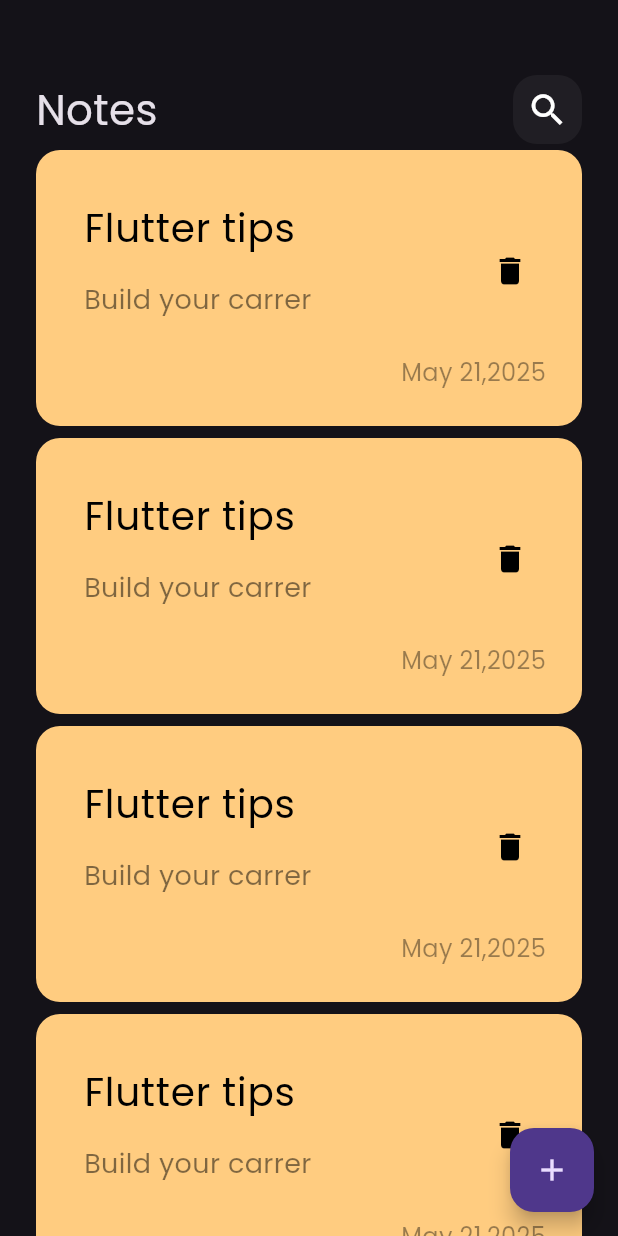
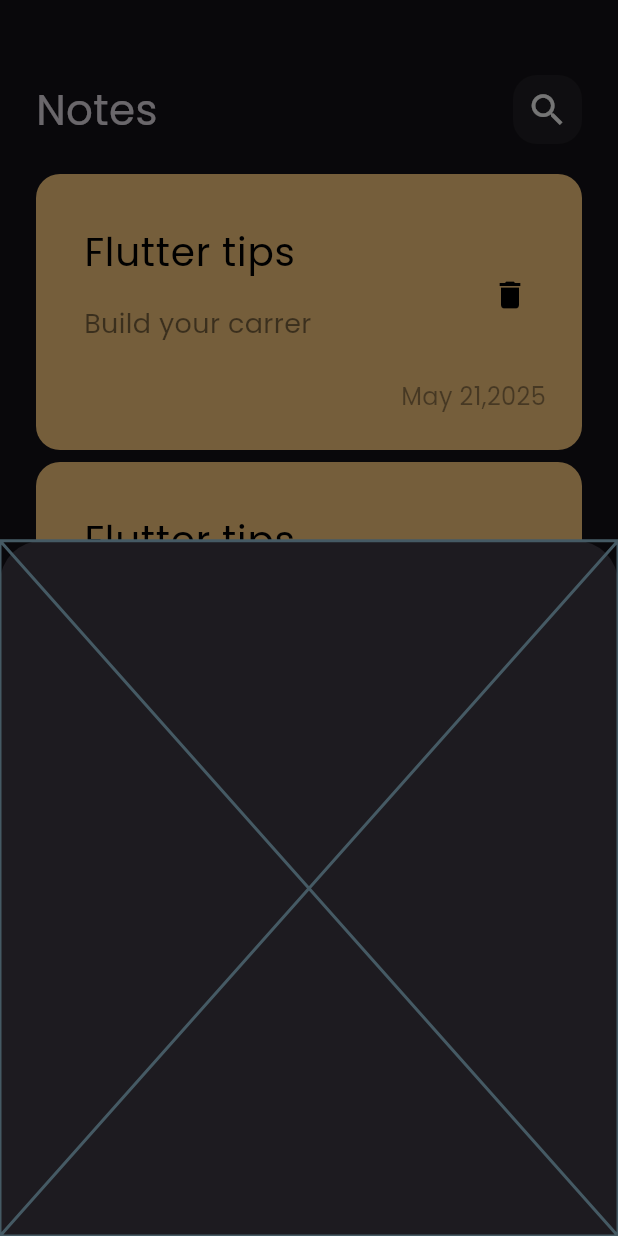
Before and after one commit to AhmadSewry/notes_app, a Flutter app: the screen it shows after launch, after a tap on the "add" icon, on a phone screen of 412 x 824 dp. Run offline on Flutter 3.47's test engine with Material 3 defaults, Android fonts, the phone set to English and light mode, and no system bars.

```diff
--- a/lib/views/notes_view.dart
+++ b/lib/views/notes_view.dart
@@ -1,4 +1,5 @@
 import 'package:flutter/material.dart';
+import 'package:notes_app/views/widgets/add_note_bottom_sheet.dart';
 import 'package:notes_app/views/widgets/notes_view_body.dart';
 
 class NotesView extends StatelessWidget {
@@ -8,7 +9,14 @@ class NotesView extends StatelessWidget {
   Widget build(BuildContext context) {
     return Scaffold(
       floatingActionButton: FloatingActionButton(
-        onPressed: () {},
+        onPressed: () {
+          showModalBottomSheet(
+            context: context,
+            builder: (context) {
+              return AddNoteBottomSheet();
+            },
+          );
+        },
         child: Icon(Icons.add),
       ),
       body: NotesViewBody(),
--- /dev/null
+++ b/lib/views/widgets/add_note_bottom_sheet.dart
@@ -0,0 +1,10 @@
+import 'package:flutter/material.dart';
+
+class AddNoteBottomSheet extends StatelessWidget {
+  const AddNoteBottomSheet({super.key});
+
+  @override
+  Widget build(BuildContext context) {
+    return const Placeholder();
+  }
+}
--- a/lib/views/widgets/notes_list_view.dart
+++ b/lib/views/widgets/notes_list_view.dart
@@ -6,13 +6,17 @@ class NotesListView extends StatelessWidget {
 
   @override
   Widget build(BuildContext context) {
-    return ListView.builder(
+    return Padding(
+      padding: const EdgeInsets.symmetric(vertical: 16),
+      child: ListView.builder(
+        padding: EdgeInsets.zero,
         itemBuilder: (context, index) {
           return Padding(
             padding: const EdgeInsets.symmetric(vertical: 4),
             child: const NoteItem(),
           );
         },
+      ),
     );
   }
 }
```
Lines whose indentation alone changed are shown as unchanged.
